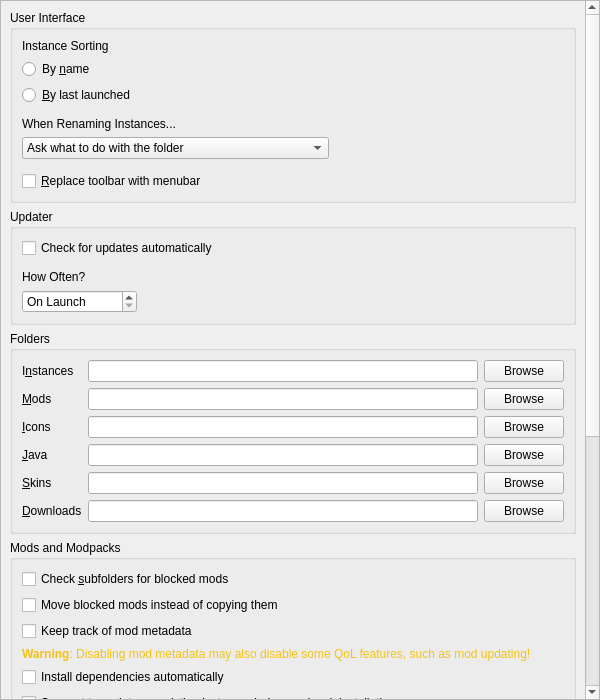
First picture: the form in launcher/ui/pages/global/LauncherPage.ui, repository FreesmTeam/FreesmLauncher, before the edit.
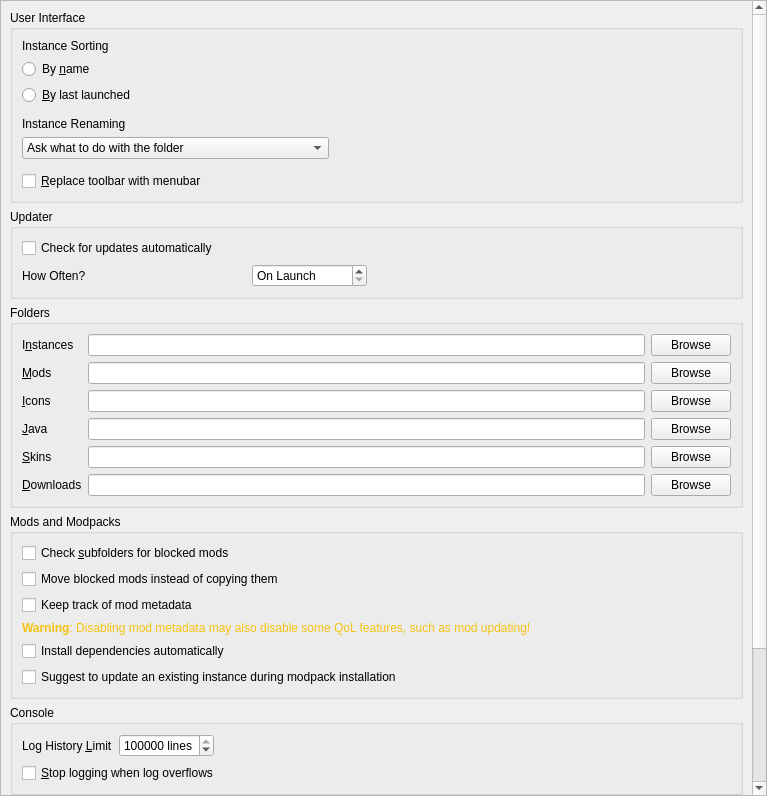
Second picture: the form after the edit.

Commit message: Redo layouts

The edit to the form file:
```diff
--- a/launcher/ui/pages/global/LauncherPage.ui
+++ b/launcher/ui/pages/global/LauncherPage.ui
@@ -6,8 +6,8 @@
    <rect>
     <x>0</x>
     <y>0</y>
-    <width>600</width>
-    <height>700</height>
+    <width>767</width>
+    <height>796</height>
    </rect>
   </property>
   <property name="sizePolicy">
@@ -41,9 +41,9 @@
       <property name="geometry">
        <rect>
         <x>0</x>
-        <y>-672</y>
-        <width>575</width>
-        <height>1368</height>
+        <y>-356</y>
+        <width>742</width>
+        <height>1148</height>
        </rect>
       </property>
       <layout class="QVBoxLayout" name="verticalLayout_8">
@@ -55,7 +55,7 @@
          <property name="title">
           <string>User Interface</string>
          </property>
-         <layout class="QVBoxLayout" name="verticalLayout_3">
+         <layout class="QVBoxLayout" name="verticalLayout_2">
           <item>
            <widget class="QLabel" name="instanceSortingLabel">
             <property name="text">
@@ -102,7 +102,7 @@
           <item>
            <widget class="QLabel" name="renamingBehaviorLabel">
             <property name="text">
-             <string>When Renaming Instances...</string>
+             <string>Instance Renaming</string>
             </property>
            </widget>
           </item>
@@ -165,65 +165,60 @@
          <property name="title">
           <string>Updater</string>
          </property>
-         <layout class="QVBoxLayout" name="verticalLayout_7">
-          <item>
+         <layout class="QGridLayout" name="gridLayout_2">
+          <item row="1" column="0">
+           <layout class="QHBoxLayout" name="horizontalLayout_2">
+            <item>
+             <widget class="QLabel" name="updateIntervalLabel">
+              <property name="text">
+               <string>How Often?</string>
+              </property>
+             </widget>
+            </item>
+            <item>
+             <widget class="QSpinBox" name="updateIntervalSpinBox">
+              <property name="sizePolicy">
+               <sizepolicy hsizetype="Maximum" vsizetype="Fixed">
+                <horstretch>0</horstretch>
+                <verstretch>0</verstretch>
+               </sizepolicy>
+              </property>
+              <property name="toolTip">
+               <string>Set to 0 to only check on launch</string>
+              </property>
+              <property name="specialValueText">
+               <string>On Launch</string>
+              </property>
+              <property name="suffix">
+               <string> hours</string>
+              </property>
+              <property name="prefix">
+               <string>Every </string>
+              </property>
+              <property name="minimum">
+               <number>0</number>
+              </property>
+              <property name="maximum">
+               <number>168</number>
+              </property>
+             </widget>
+            </item>
+            <item>
+             <spacer name="horizontalSpacer">
+              <property name="orientation">
+               <enum>Qt::Horizontal</enum>
+              </property>
+             </spacer>
+            </item>
+           </layout>
+          </item>
+          <item row="0" column="0" colspan="2">
            <widget class="QCheckBox" name="autoUpdateCheckBox">
             <property name="text">
              <string>Check for updates automatically</string>
             </property>
            </widget>
           </item>
-          <item>
-           <spacer name="verticalSpacer_7">
-            <property name="orientation">
-             <enum>Qt::Vertical</enum>
-            </property>
-            <property name="sizeType">
-             <enum>QSizePolicy::Fixed</enum>
-            </property>
-            <property name="sizeHint" stdset="0">
-             <size>
-              <width>0</width>
-              <height>6</height>
-             </size>
-            </property>
-           </spacer>
-          </item>
-          <item>
-           <widget class="QLabel" name="updateIntervalLabel">
-            <property name="text">
-             <string>How Often?</string>
-            </property>
-           </widget>
-          </item>
-          <item>
-           <widget class="QSpinBox" name="updateIntervalSpinBox">
-            <property name="sizePolicy">
-             <sizepolicy hsizetype="Maximum" vsizetype="Fixed">
-              <horstretch>0</horstretch>
-              <verstretch>0</verstretch>
-             </sizepolicy>
-            </property>
-            <property name="toolTip">
-             <string>Set to 0 to only check on launch</string>
-            </property>
-            <property name="specialValueText">
-             <string>On Launch</string>
-            </property>
-            <property name="suffix">
-             <string> hours</string>
-            </property>
-            <property name="prefix">
-             <string>Every </string>
-            </property>
-            <property name="minimum">
-             <number>0</number>
-            </property>
-            <property name="maximum">
-             <number>168</number>
-            </property>
-           </widget>
-          </item>
          </layout>
         </widget>
        </item>
@@ -232,24 +227,14 @@
          <property name="title">
           <string>Folders</string>
          </property>
-         <layout class="QGridLayout" name="foldersBoxLayout">
-          <item row="2" column="0">
-           <widget class="QLabel" name="labelIconsDir">
-            <property name="text">
-             <string>&amp;Icons</string>
-            </property>
-            <property name="buddy">
-             <cstring>iconsDirTextBox</cstring>
-            </property>
-           </widget>
+         <layout class="QGridLayout" name="gridLayout">
+          <item row="4" column="1">
+           <widget class="QLineEdit" name="skinsDirTextBox"/>
           </item>
-          <item row="8" column="0">
-           <widget class="QLabel" name="labelDownloadsDir">
+          <item row="4" column="2">
+           <widget class="QPushButton" name="skinsDirBrowseBtn">
             <property name="text">
-             <string>&amp;Downloads</string>
-            </property>
-            <property name="buddy">
-             <cstring>downloadsDirTextBox</cstring>
+             <string>Browse</string>
             </property>
            </widget>
           </item>
@@ -263,6 +248,13 @@
             </property>
            </widget>
           </item>
+          <item row="2" column="2">
+           <widget class="QPushButton" name="iconsDirBrowseBtn">
+            <property name="text">
+             <string>Browse</string>
+            </property>
+           </widget>
+          </item>
           <item row="4" column="0">
            <widget class="QLabel" name="labelSkinsDir">
             <property name="text">
@@ -273,6 +265,39 @@
             </property>
            </widget>
           </item>
+          <item row="1" column="0">
+           <widget class="QLabel" name="labelModsDir">
+            <property name="text">
+             <string>&amp;Mods</string>
+            </property>
+            <property name="buddy">
+             <cstring>modsDirTextBox</cstring>
+            </property>
+           </widget>
+          </item>
+          <item row="3" column="2">
+           <widget class="QPushButton" name="javaDirBrowseBtn">
+            <property name="text">
+             <string>Browse</string>
+            </property>
+           </widget>
+          </item>
+          <item row="5" column="0">
+           <widget class="QLabel" name="labelDownloadsDir">
+            <property name="text">
+             <string>&amp;Downloads</string>
+            </property>
+            <property name="buddy">
+             <cstring>downloadsDirTextBox</cstring>
+            </property>
+           </widget>
+          </item>
+          <item row="5" column="1">
+           <widget class="QLineEdit" name="downloadsDirTextBox"/>
+          </item>
+          <item row="1" column="1">
+           <widget class="QLineEdit" name="modsDirTextBox"/>
+          </item>
           <item row="0" column="0">
            <widget class="QLabel" name="labelInstDir">
             <property name="text">
@@ -283,35 +308,6 @@
             </property>
            </widget>
           </item>
-          <item row="3" column="1">
-           <widget class="QLineEdit" name="javaDirTextBox"/>
-          </item>
-          <item row="4" column="2">
-           <widget class="QPushButton" name="skinsDirBrowseBtn">
-            <property name="text">
-             <string>Browse</string>
-            </property>
-           </widget>
-          </item>
-          <item row="8" column="1">
-           <widget class="QLineEdit" name="downloadsDirTextBox"/>
-          </item>
-          <item row="2" column="2">
-           <widget class="QPushButton" name="iconsDirBrowseBtn">
-            <property name="text">
-             <string>Browse</string>
-            </property>
-           </widget>
-          </item>
-          <item row="4" column="1">
-           <widget class="QLineEdit" name="skinsDirTextBox"/>
-          </item>
-          <item row="0" column="1">
-           <widget class="QLineEdit" name="instDirTextBox"/>
-          </item>
-          <item row="2" column="1">
-           <widget class="QLineEdit" name="iconsDirTextBox"/>
-          </item>
           <item row="0" column="2">
            <widget class="QPushButton" name="instDirBrowseBtn">
             <property name="text">
@@ -319,6 +315,16 @@
             </property>
            </widget>
           </item>
+          <item row="5" column="2">
+           <widget class="QPushButton" name="downloadsDirBrowseBtn">
+            <property name="text">
+             <string>Browse</string>
+            </property>
+           </widget>
+          </item>
+          <item row="0" column="1">
+           <widget class="QLineEdit" name="instDirTextBox"/>
+          </item>
           <item row="1" column="2">
            <widget class="QPushButton" name="modsDirBrowseBtn">
             <property name="text">
@@ -326,33 +332,22 @@
             </property>
            </widget>
           </item>
-          <item row="8" column="2">
-           <widget class="QPushButton" name="downloadsDirBrowseBtn">
-            <property name="text">
-             <string>Browse</string>
-            </property>
-           </widget>
+          <item row="3" column="1">
+           <widget class="QLineEdit" name="javaDirTextBox"/>
           </item>
-          <item row="3" column="2">
-           <widget class="QPushButton" name="javaDirBrowseBtn">
-            <property name="text">
-             <string>Browse</string>
-            </property>
-           </widget>
+          <item row="2" column="1">
+           <widget class="QLineEdit" name="iconsDirTextBox"/>
           </item>
-          <item row="1" column="0">
-           <widget class="QLabel" name="labelModsDir">
+          <item row="2" column="0">
+           <widget class="QLabel" name="labelIconsDir">
             <property name="text">
-             <string>&amp;Mods</string>
+             <string>&amp;Icons</string>
             </property>
             <property name="buddy">
-             <cstring>modsDirTextBox</cstring>
+             <cstring>iconsDirTextBox</cstring>
             </property>
            </widget>
           </item>
-          <item row="1" column="1">
-           <widget class="QLineEdit" name="modsDirTextBox"/>
-          </item>
          </layout>
         </widget>
        </item>
@@ -430,9 +425,18 @@
          <property name="title">
           <string>Console</string>
          </property>
-         <layout class="QVBoxLayout" name="verticalLayout_2">
-          <item>
+         <layout class="QFormLayout" name="formLayout">
+          <property name="labelAlignment">
+           <set>Qt::AlignLeading|Qt::AlignLeft|Qt::AlignVCenter</set>
+          </property>
+          <item row="0" column="0">
            <widget class="QLabel" name="lineLimitLabel">
+            <property name="sizePolicy">
+             <sizepolicy hsizetype="Maximum" vsizetype="Preferred">
+              <horstretch>0</horstretch>
+              <verstretch>0</verstretch>
+             </sizepolicy>
+            </property>
             <property name="text">
              <string>Log History &amp;Limit</string>
             </property>
@@ -441,7 +445,7 @@
             </property>
            </widget>
           </item>
-          <item>
+          <item row="0" column="1">
            <widget class="QSpinBox" name="lineLimitSpinBox">
             <property name="sizePolicy">
              <sizepolicy hsizetype="Maximum" vsizetype="Fixed">
@@ -466,23 +470,7 @@
             </property>
            </widget>
           </item>
-          <item>
-           <spacer name="verticalSpacer_6">
-            <property name="orientation">
-             <enum>Qt::Vertical</enum>
-            </property>
-            <property name="sizeType">
-             <enum>QSizePolicy::Fixed</enum>
-            </property>
-            <property name="sizeHint" stdset="0">
-             <size>
-              <width>0</width>
-              <height>6</height>
-             </size>
-            </property>
-           </spacer>
-          </item>
-          <item>
+          <item row="1" column="0" colspan="2">
            <widget class="QCheckBox" name="checkStopLogging">
             <property name="text">
              <string>&amp;Stop logging when log overflows</string>
@@ -497,16 +485,9 @@
          <property name="title">
           <string>Tasks</string>
          </property>
-         <layout class="QVBoxLayout" name="verticalLayout_10">
-          <item>
-           <widget class="QLabel" name="numberOfConcurrentTasksLabel">
-            <property name="text">
-             <string>Number of concurrent tasks</string>
-            </property>
-           </widget>
-          </item>
-          <item>
-           <widget class="QSpinBox" name="numberOfConcurrentTasksSpinBox">
+         <layout class="QGridLayout" name="gridLayout_3">
+          <item row="2" column="1">
+           <widget class="QSpinBox" name="numberOfManualRetriesSpinBox">
             <property name="sizePolicy">
              <sizepolicy hsizetype="Maximum" vsizetype="Fixed">
               <horstretch>0</horstretch>
@@ -520,34 +501,11 @@
              </size>
             </property>
             <property name="minimum">
-             <number>1</number>
+             <number>0</number>
             </property>
            </widget>
           </item>
-          <item>
-           <spacer name="verticalSpacer_3">
-            <property name="orientation">
-             <enum>Qt::Vertical</enum>
-            </property>
-            <property name="sizeType">
-             <enum>QSizePolicy::Fixed</enum>
-            </property>
-            <property name="sizeHint" stdset="0">
-             <size>
-              <width>0</width>
-              <height>6</height>
-             </size>
-            </property>
-           </spacer>
-          </item>
-          <item>
-           <widget class="QLabel" name="numberOfConcurrentDownloadsLabel">
-            <property name="text">
-             <string>Number of concurrent downloads</string>
-            </property>
-           </widget>
-          </item>
-          <item>
+          <item row="1" column="1">
            <widget class="QSpinBox" name="numberOfConcurrentDownloadsSpinBox">
             <property name="sizePolicy">
              <sizepolicy hsizetype="Maximum" vsizetype="Fixed">
@@ -566,76 +524,51 @@
             </property>
            </widget>
           </item>
-          <item>
-           <spacer name="verticalSpacer_4">
-            <property name="orientation">
-             <enum>Qt::Vertical</enum>
+          <item row="3" column="1">
+           <widget class="QSpinBox" name="timeoutSecondsSpinBox">
+            <property name="sizePolicy">
+             <sizepolicy hsizetype="Maximum" vsizetype="Fixed">
+              <horstretch>0</horstretch>
+              <verstretch>0</verstretch>
+             </sizepolicy>
             </property>
-            <property name="sizeType">
-             <enum>QSizePolicy::Fixed</enum>
-            </property>
-            <property name="sizeHint" stdset="0">
+            <property name="minimumSize">
              <size>
-              <width>0</width>
-              <height>6</height>
+              <width>60</width>
+              <height>0</height>
              </size>
             </property>
-           </spacer>
+            <property name="suffix">
+             <string>s</string>
+            </property>
+           </widget>
           </item>
-          <item>
+          <item row="2" column="0">
            <widget class="QLabel" name="numberOfManualRetriesLabel">
             <property name="text">
-             <string>Number of manual retries</string>
+             <string>Retry Limit</string>
             </property>
            </widget>
           </item>
-          <item>
-           <widget class="QSpinBox" name="numberOfManualRetriesSpinBox">
-            <property name="sizePolicy">
-             <sizepolicy hsizetype="Maximum" vsizetype="Fixed">
-              <horstretch>0</horstretch>
-              <verstretch>0</verstretch>
-             </sizepolicy>
+          <item row="1" column="0">
+           <widget class="QLabel" name="numberOfConcurrentDownloadsLabel">
+            <property name="text">
+             <string>Concurrent Download Limit</string>
             </property>
-            <property name="minimumSize">
-             <size>
-              <width>60</width>
-              <height>0</height>
-             </size>
-            </property>
-            <property name="minimum">
-             <number>0</number>
-            </property>
            </widget>
           </item>
-          <item>
-           <spacer name="verticalSpacer_5">
-            <property name="orientation">
-             <enum>Qt::Vertical</enum>
-            </property>
-            <property name="sizeType">
-             <enum>QSizePolicy::Fixed</enum>
-            </property>
-            <property name="sizeHint" stdset="0">
-             <size>
-              <width>0</width>
-              <height>6</height>
-             </size>
-            </property>
-           </spacer>
-          </item>
-          <item>
+          <item row="3" column="0">
            <widget class="QLabel" name="timeoutSecondsLabel">
             <property name="toolTip">
              <string>Seconds to wait until the requests are terminated</string>
             </property>
             <property name="text">
-             <string>Timeout for HTTP requests</string>
+             <string>HTTP Timeout</string>
             </property>
            </widget>
           </item>
-          <item>
-           <widget class="QSpinBox" name="timeoutSecondsSpinBox">
+          <item row="0" column="1">
+           <widget class="QSpinBox" name="numberOfConcurrentTasksSpinBox">
             <property name="sizePolicy">
              <sizepolicy hsizetype="Maximum" vsizetype="Fixed">
               <horstretch>0</horstretch>
@@ -648,11 +581,25 @@
               <height>0</height>
              </size>
             </property>
-            <property name="suffix">
-             <string>s</string>
+            <property name="minimum">
+             <number>1</number>
             </property>
            </widget>
           </item>
+          <item row="0" column="0">
+           <widget class="QLabel" name="numberOfConcurrentTasksLabel">
+            <property name="text">
+             <string>Concurrent Task Limit</string>
+            </property>
+           </widget>
+          </item>
+          <item row="0" column="2">
+           <spacer name="horizontalSpacer_2">
+            <property name="orientation">
+             <enum>Qt::Horizontal</enum>
+            </property>
+           </spacer>
+          </item>
          </layout>
         </widget>
        </item>
```
Left out of the diff: 13 changed lines with no effect on the pictures. The commit also changes 6 other files.
